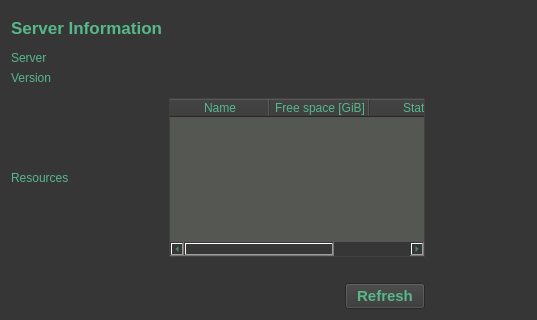
This is gui/ui_files/tabInfo.ui in iBridges-for-iRODS/iBridges as Qt 5 draws it before an edit; both pictures show x 0 to 537 and y 160 to 480 of the 640 by 480 pixel window. The edited form follows.
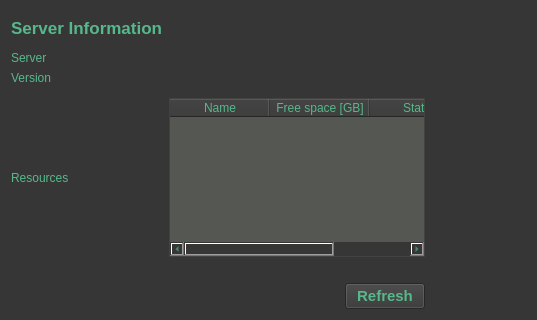
This is the edited form.

```diff
--- a/gui/ui_files/tabInfo.ui
+++ b/gui/ui_files/tabInfo.ui
@@ -289,7 +289,7 @@
        </column>
        <column>
         <property name="text">
-         <string>Free space [GiB]</string>
+         <string>Free space [GB]</string>
         </property>
        </column>
        <column>
```
